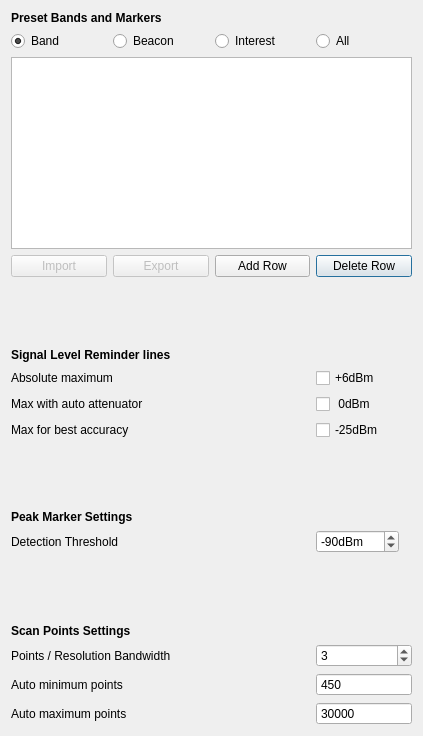
Above: preferences.ui from g4ixt/QtTinySA before the change. Below: the same form after it.
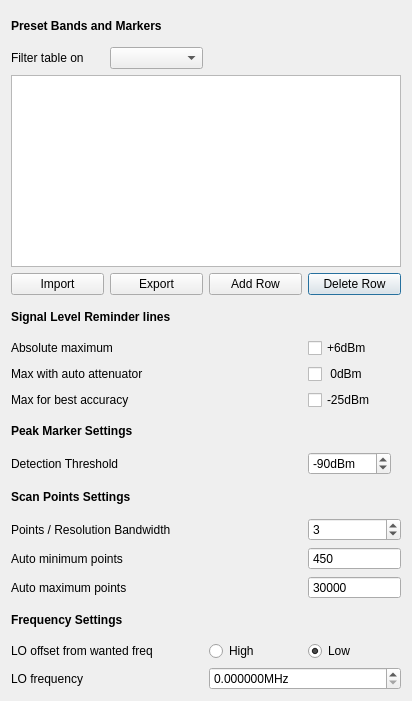
That is the form after the change.

Diff of the .ui file:
```diff
--- a/preferences.ui
+++ b/preferences.ui
@@ -6,8 +6,8 @@
    <rect>
     <x>0</x>
     <y>0</y>
-    <width>423</width>
-    <height>736</height>
+    <width>412</width>
+    <height>701</height>
    </rect>
   </property>
   <property name="windowTitle">
@@ -16,21 +16,144 @@
   <layout class="QGridLayout" name="gridLayout_2">
    <item row="0" column="0">
     <layout class="QGridLayout" name="gridLayout">
+     <item row="17" column="3">
+      <widget class="QRadioButton" name="lowLO">
+       <property name="text">
+        <string>Low</string>
+       </property>
+       <property name="checked">
+        <bool>true</bool>
+       </property>
+       <attribute name="buttonGroup">
+        <string notr="true">buttonGroup</string>
+       </attribute>
+      </widget>
+     </item>
+     <item row="14" column="0" colspan="2">
+      <widget class="QLabel" name="label_3">
+       <property name="text">
+        <string>Auto minimum points</string>
+       </property>
+      </widget>
+     </item>
      <item row="16" column="0" colspan="2">
+      <widget class="QLabel" name="label_14">
+       <property name="font">
+        <font>
+         <weight>75</weight>
+         <bold>true</bold>
+        </font>
+       </property>
+       <property name="text">
+        <string>Frequency Settings</string>
+       </property>
+      </widget>
+     </item>
+     <item row="2" column="0" rowspan="2" colspan="4">
+      <widget class="QTableView" name="freqBands">
+       <property name="sizePolicy">
+        <sizepolicy hsizetype="Expanding" vsizetype="Expanding">
+         <horstretch>0</horstretch>
+         <verstretch>0</verstretch>
+        </sizepolicy>
+       </property>
+      </widget>
+     </item>
+     <item row="5" column="3">
+      <widget class="QPushButton" name="deleteRow">
+       <property name="enabled">
+        <bool>true</bool>
+       </property>
+       <property name="sizePolicy">
+        <sizepolicy hsizetype="MinimumExpanding" vsizetype="Fixed">
+         <horstretch>0</horstretch>
+         <verstretch>0</verstretch>
+        </sizepolicy>
+       </property>
+       <property name="text">
+        <string>Delete Row</string>
+       </property>
+      </widget>
+     </item>
+     <item row="13" column="0" colspan="2">
       <widget class="QLabel" name="label">
        <property name="text">
         <string>Points / Resolution Bandwidth</string>
        </property>
       </widget>
      </item>
+     <item row="11" column="0" colspan="2">
+      <widget class="QLabel" name="label_2">
+       <property name="text">
+        <string>Detection Threshold</string>
+       </property>
+      </widget>
+     </item>
      <item row="8" column="0" colspan="2">
+      <widget class="QLabel" name="label_10">
+       <property name="text">
+        <string>Max with auto attenuator</string>
+       </property>
+      </widget>
+     </item>
+     <item row="5" column="2">
+      <widget class="QPushButton" name="addRow">
+       <property name="enabled">
+        <bool>true</bool>
+       </property>
+       <property name="sizePolicy">
+        <sizepolicy hsizetype="MinimumExpanding" vsizetype="Fixed">
+         <horstretch>0</horstretch>
+         <verstretch>0</verstretch>
+        </sizepolicy>
+       </property>
+       <property name="text">
+        <string>Add Row</string>
+       </property>
+      </widget>
+     </item>
+     <item row="7" column="0" colspan="2">
       <widget class="QLabel" name="label_11">
        <property name="text">
         <string>Absolute maximum</string>
        </property>
       </widget>
      </item>
-     <item row="10" column="3">
+     <item row="17" column="0" colspan="2">
+      <widget class="QLabel" name="label_13">
+       <property name="text">
+        <string>LO offset from wanted freq</string>
+       </property>
+      </widget>
+     </item>
+     <item row="1" column="0">
+      <widget class="QLabel" name="label_12">
+       <property name="text">
+        <string>Filter table on</string>
+       </property>
+      </widget>
+     </item>
+     <item row="8" column="3">
+      <widget class="QCheckBox" name="zeroLine">
+       <property name="text">
+        <string> 0dBm</string>
+       </property>
+       <property name="checked">
+        <bool>false</bool>
+       </property>
+      </widget>
+     </item>
+     <item row="17" column="2">
+      <widget class="QRadioButton" name="highLO">
+       <property name="text">
+        <string>High</string>
+       </property>
+       <attribute name="buttonGroup">
+        <string notr="true">buttonGroup</string>
+       </attribute>
+      </widget>
+     </item>
+     <item row="9" column="3">
       <widget class="QCheckBox" name="neg25Line">
        <property name="text">
         <string>-25dBm</string>
@@ -40,34 +163,66 @@
        </property>
       </widget>
      </item>
-     <item row="16" column="3">
-      <widget class="QSpinBox" name="rbw_x">
-       <property name="minimum">
-        <number>2</number>
-       </property>
-       <property name="maximum">
-        <number>10</number>
-       </property>
-       <property name="value">
-        <number>3</number>
-       </property>
-      </widget>
-     </item>
-     <item row="9" column="0" colspan="2">
-      <widget class="QLabel" name="label_10">
-       <property name="text">
-        <string>Max with auto attenuator</string>
-       </property>
-      </widget>
-     </item>
      <item row="10" column="0" colspan="2">
+      <widget class="QLabel" name="label_7">
+       <property name="font">
+        <font>
+         <weight>75</weight>
+         <bold>true</bold>
+        </font>
+       </property>
+       <property name="text">
+        <string>Peak Marker Settings</string>
+       </property>
+      </widget>
+     </item>
+     <item row="5" column="0">
+      <widget class="QPushButton" name="importButton">
+       <property name="enabled">
+        <bool>true</bool>
+       </property>
+       <property name="sizePolicy">
+        <sizepolicy hsizetype="MinimumExpanding" vsizetype="Fixed">
+         <horstretch>0</horstretch>
+         <verstretch>0</verstretch>
+        </sizepolicy>
+       </property>
+       <property name="text">
+        <string>Import</string>
+       </property>
+      </widget>
+     </item>
+     <item row="1" column="1">
+      <widget class="QComboBox" name="filterBox"/>
+     </item>
+     <item row="15" column="0" colspan="2">
+      <widget class="QLabel" name="label_4">
+       <property name="text">
+        <string>Auto maximum points</string>
+       </property>
+      </widget>
+     </item>
+     <item row="9" column="0" colspan="2">
       <widget class="QLabel" name="label_9">
        <property name="text">
         <string>Max for best accuracy</string>
        </property>
       </widget>
      </item>
-     <item row="13" column="3">
+     <item row="0" column="0" colspan="2">
+      <widget class="QLabel" name="label_5">
+       <property name="font">
+        <font>
+         <weight>75</weight>
+         <bold>true</bold>
+        </font>
+       </property>
+       <property name="text">
+        <string>Preset Bands and Markers</string>
+       </property>
+      </widget>
+     </item>
+     <item row="11" column="3">
       <widget class="QSpinBox" name="peakThreshold">
        <property name="sizePolicy">
         <sizepolicy hsizetype="Minimum" vsizetype="Fixed">
@@ -103,101 +258,7 @@
        </property>
       </widget>
      </item>
-     <item row="17" column="3">
-      <widget class="QSpinBox" name="minPoints">
-       <property name="buttonSymbols">
-        <enum>QAbstractSpinBox::NoButtons</enum>
-       </property>
-       <property name="minimum">
-        <number>25</number>
-       </property>
-       <property name="maximum">
-        <number>450</number>
-       </property>
-       <property name="value">
-        <number>450</number>
-       </property>
-      </widget>
-     </item>
-     <item row="1" column="2">
-      <widget class="QRadioButton" name="interest">
-       <property name="sizePolicy">
-        <sizepolicy hsizetype="MinimumExpanding" vsizetype="Fixed">
-         <horstretch>0</horstretch>
-         <verstretch>0</verstretch>
-        </sizepolicy>
-       </property>
-       <property name="text">
-        <string>Interest</string>
-       </property>
-       <attribute name="buttonGroup">
-        <string notr="true">listSelect</string>
-       </attribute>
-      </widget>
-     </item>
-     <item row="7" column="0" colspan="3">
-      <widget class="QLabel" name="label_6">
-       <property name="font">
-        <font>
-         <weight>75</weight>
-         <bold>true</bold>
-        </font>
-       </property>
-       <property name="text">
-        <string>Signal Level Reminder lines</string>
-       </property>
-      </widget>
-     </item>
-     <item row="5" column="3">
-      <widget class="QPushButton" name="deleteRow">
-       <property name="enabled">
-        <bool>true</bool>
-       </property>
-       <property name="sizePolicy">
-        <sizepolicy hsizetype="MinimumExpanding" vsizetype="Fixed">
-         <horstretch>0</horstretch>
-         <verstretch>0</verstretch>
-        </sizepolicy>
-       </property>
-       <property name="text">
-        <string>Delete Row</string>
-       </property>
-      </widget>
-     </item>
-     <item row="12" column="0" colspan="2">
-      <widget class="QLabel" name="label_7">
-       <property name="font">
-        <font>
-         <weight>75</weight>
-         <bold>true</bold>
-        </font>
-       </property>
-       <property name="text">
-        <string>Peak Marker Settings</string>
-       </property>
-      </widget>
-     </item>
-     <item row="8" column="3">
-      <widget class="QCheckBox" name="plus6Line">
-       <property name="text">
-        <string>+6dBm</string>
-       </property>
-       <property name="checked">
-        <bool>false</bool>
-       </property>
-      </widget>
-     </item>
-     <item row="1" column="3">
-      <widget class="QRadioButton" name="all">
-       <property name="text">
-        <string>All</string>
-       </property>
-       <attribute name="buttonGroup">
-        <string notr="true">listSelect</string>
-       </attribute>
-      </widget>
-     </item>
-     <item row="18" column="3">
+     <item row="15" column="3">
       <widget class="QSpinBox" name="maxPoints">
        <property name="buttonSymbols">
         <enum>QAbstractSpinBox::NoButtons</enum>
@@ -213,140 +274,75 @@
        </property>
       </widget>
      </item>
-     <item row="14" column="0">
-      <spacer name="verticalSpacer_3">
-       <property name="orientation">
-        <enum>Qt::Vertical</enum>
-       </property>
-       <property name="sizeHint" stdset="0">
-        <size>
-         <width>20</width>
-         <height>40</height>
-        </size>
-       </property>
-      </spacer>
-     </item>
-     <item row="13" column="0" colspan="2">
-      <widget class="QLabel" name="label_2">
+     <item row="7" column="3">
+      <widget class="QCheckBox" name="plus6Line">
        <property name="text">
-        <string>Detection Threshold</string>
+        <string>+6dBm</string>
        </property>
-      </widget>
-     </item>
-     <item row="17" column="0" colspan="2">
-      <widget class="QLabel" name="label_3">
-       <property name="text">
-        <string>Auto minimum points</string>
-       </property>
-      </widget>
-     </item>
-     <item row="9" column="3">
-      <widget class="QCheckBox" name="zeroLine">
-       <property name="text">
-        <string> 0dBm</string>
-       </property>
        <property name="checked">
         <bool>false</bool>
        </property>
       </widget>
      </item>
-     <item row="2" column="0" rowspan="2" colspan="4">
-      <widget class="QTableView" name="freqBands">
-       <property name="sizePolicy">
-        <sizepolicy hsizetype="Expanding" vsizetype="Expanding">
-         <horstretch>0</horstretch>
-         <verstretch>0</verstretch>
-        </sizepolicy>
+     <item row="14" column="3">
+      <widget class="QSpinBox" name="minPoints">
+       <property name="buttonSymbols">
+        <enum>QAbstractSpinBox::NoButtons</enum>
        </property>
-      </widget>
-     </item>
-     <item row="1" column="1">
-      <widget class="QRadioButton" name="beacon">
-       <property name="sizePolicy">
-        <sizepolicy hsizetype="MinimumExpanding" vsizetype="Fixed">
-         <horstretch>0</horstretch>
-         <verstretch>0</verstretch>
-        </sizepolicy>
+       <property name="minimum">
+        <number>25</number>
        </property>
-       <property name="text">
-        <string>Beacon</string>
+       <property name="maximum">
+        <number>450</number>
        </property>
-       <attribute name="buttonGroup">
-        <string notr="true">listSelect</string>
-       </attribute>
+       <property name="value">
+        <number>450</number>
+       </property>
       </widget>
      </item>
-     <item row="5" column="2">
-      <widget class="QPushButton" name="addRow">
-       <property name="enabled">
-        <bool>true</bool>
+     <item row="13" column="3">
+      <widget class="QSpinBox" name="rbw_x">
+       <property name="minimum">
+        <number>2</number>
        </property>
-       <property name="sizePolicy">
-        <sizepolicy hsizetype="MinimumExpanding" vsizetype="Fixed">
-         <horstretch>0</horstretch>
-         <verstretch>0</verstretch>
-        </sizepolicy>
+       <property name="maximum">
+        <number>10</number>
        </property>
-       <property name="text">
-        <string>Add Row</string>
+       <property name="value">
+        <number>3</number>
        </property>
       </widget>
      </item>
-     <item row="5" column="0">
-      <widget class="QPushButton" name="importButton">
-       <property name="enabled">
-        <bool>false</bool>
+     <item row="12" column="0" colspan="2">
+      <widget class="QLabel" name="label_8">
+       <property name="font">
+        <font>
+         <weight>75</weight>
+         <bold>true</bold>
+        </font>
        </property>
-       <property name="sizePolicy">
-        <sizepolicy hsizetype="MinimumExpanding" vsizetype="Fixed">
-         <horstretch>0</horstretch>
-         <verstretch>0</verstretch>
-        </sizepolicy>
-       </property>
        <property name="text">
-        <string>Import</string>
+        <string>Scan Points Settings</string>
        </property>
       </widget>
      </item>
-     <item row="1" column="0">
-      <widget class="QRadioButton" name="band">
-       <property name="sizePolicy">
-        <sizepolicy hsizetype="MinimumExpanding" vsizetype="Fixed">
-         <horstretch>0</horstretch>
-         <verstretch>0</verstretch>
-        </sizepolicy>
+     <item row="6" column="0" colspan="3">
+      <widget class="QLabel" name="label_6">
+       <property name="font">
+        <font>
+         <weight>75</weight>
+         <bold>true</bold>
+        </font>
        </property>
        <property name="text">
-        <string>Band</string>
+        <string>Signal Level Reminder lines</string>
        </property>
-       <property name="checked">
-        <bool>true</bool>
-       </property>
-       <attribute name="buttonGroup">
-        <string notr="true">listSelect</string>
-       </attribute>
       </widget>
      </item>
-     <item row="11" column="0">
-      <spacer name="verticalSpacer_2">
-       <property name="orientation">
-        <enum>Qt::Vertical</enum>
-       </property>
-       <property name="sizeType">
-        <enum>QSizePolicy::Expanding</enum>
-       </property>
-       <property name="sizeHint" stdset="0">
-        <size>
-         <width>20</width>
-         <height>40</height>
-        </size>
-       </property>
-      </spacer>
-     </item>
      <item row="5" column="1">
       <widget class="QPushButton" name="exportButton">
        <property name="enabled">
-        <bool>false</bool>
+        <bool>true</bool>
        </property>
        <property name="sizePolicy">
         <sizepolicy hsizetype="MinimumExpanding" vsizetype="Fixed">
@@ -359,51 +355,28 @@
        </property>
       </widget>
      </item>
-     <item row="15" column="0" colspan="2">
-      <widget class="QLabel" name="label_8">
-       <property name="font">
-        <font>
-         <weight>75</weight>
-         <bold>true</bold>
-        </font>
-       </property>
-       <property name="text">
-        <string>Scan Points Settings</string>
-       </property>
-      </widget>
-     </item>
-     <item row="0" column="0" colspan="2">
-      <widget class="QLabel" name="label_5">
-       <property name="font">
-        <font>
-         <weight>75</weight>
-         <bold>true</bold>
-        </font>
-       </property>
-       <property name="text">
-        <string>Preset Bands and Markers</string>
-       </property>
-      </widget>
-     </item>
      <item row="18" column="0" colspan="2">
-      <widget class="QLabel" name="label_4">
+      <widget class="QLabel" name="label_15">
        <property name="text">
-        <string>Auto maximum points</string>
+        <string>LO frequency</string>
        </property>
       </widget>
      </item>
-     <item row="6" column="0">
-      <spacer name="verticalSpacer">
-       <property name="orientation">
-        <enum>Qt::Vertical</enum>
+     <item row="18" column="2" colspan="2">
+      <widget class="QDoubleSpinBox" name="freqLO">
+       <property name="suffix">
+        <string>MHz</string>
        </property>
-       <property name="sizeHint" stdset="0">
-        <size>
-         <width>20</width>
-         <height>40</height>
-        </size>
+       <property name="decimals">
+        <number>6</number>
        </property>
-      </spacer>
+       <property name="maximum">
+        <double>100000.000000000000000</double>
+       </property>
+       <property name="value">
+        <double>0.000000000000000</double>
+       </property>
+      </widget>
      </item>
     </layout>
    </item>
```
Left out of the diff: 2 changed lines with no effect on the pictures.
